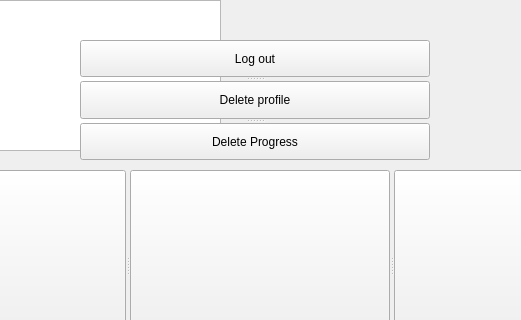
This is Encroachment/menu.ui in XJulianSalazarX/Proyecto_Final as Qt 5 draws it before an edit; both pictures show x 380 to 901 and y 0 to 320 of the 1280 by 740 pixel window. The edited form follows.
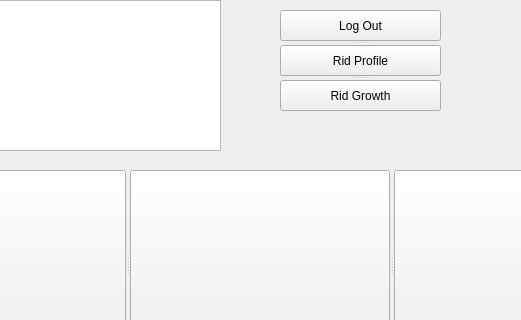
This is the edited form. Icons and pictures are not drawn.

```diff
--- a/Encroachment/menu.ui
+++ b/Encroachment/menu.ui
@@ -175,28 +175,40 @@
   <widget class="QSplitter" name="splitter">
    <property name="geometry">
     <rect>
-     <x>460</x>
-     <y>40</y>
-     <width>350</width>
-     <height>120</height>
+     <x>660</x>
+     <y>10</y>
+     <width>161</width>
+     <height>101</height>
     </rect>
    </property>
    <property name="orientation">
     <enum>Qt::Vertical</enum>
    </property>
    <widget class="QPushButton" name="logOut">
+    <property name="styleSheet">
+     <string notr="true">border-image: url(:/images/log out.png);
+font: 15pt &quot;MV Boli&quot;;</string>
+    </property>
     <property name="text">
-     <string>Log out</string>
+     <string>Log Out</string>
     </property>
    </widget>
-   <widget class="QPushButton" name="pushButton_11">
+   <widget class="QPushButton" name="deleteProfile">
+    <property name="styleSheet">
+     <string notr="true">border-image: url(:/images/delete profile.png);
+font: 15pt &quot;MV Boli&quot;;</string>
+    </property>
     <property name="text">
-     <string>Delete profile</string>
+     <string>Rid Profile</string>
     </property>
    </widget>
-   <widget class="QPushButton" name="pushButton_12">
+   <widget class="QPushButton" name="deleteProgress">
+    <property name="styleSheet">
+     <string notr="true">border-image: url(:/images/delete progress.png);
+font: 15pt &quot;MV Boli&quot;;</string>
+    </property>
     <property name="text">
-     <string>Delete Progress</string>
+     <string>Rid Growth</string>
     </property>
    </widget>
   </widget>
```
